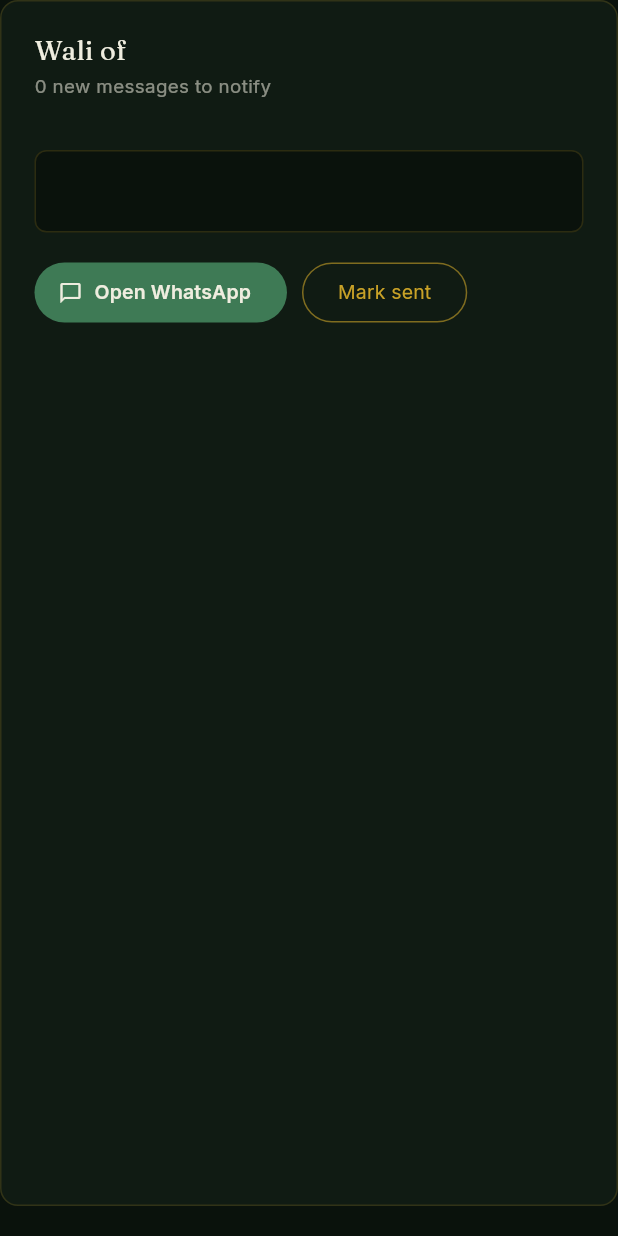
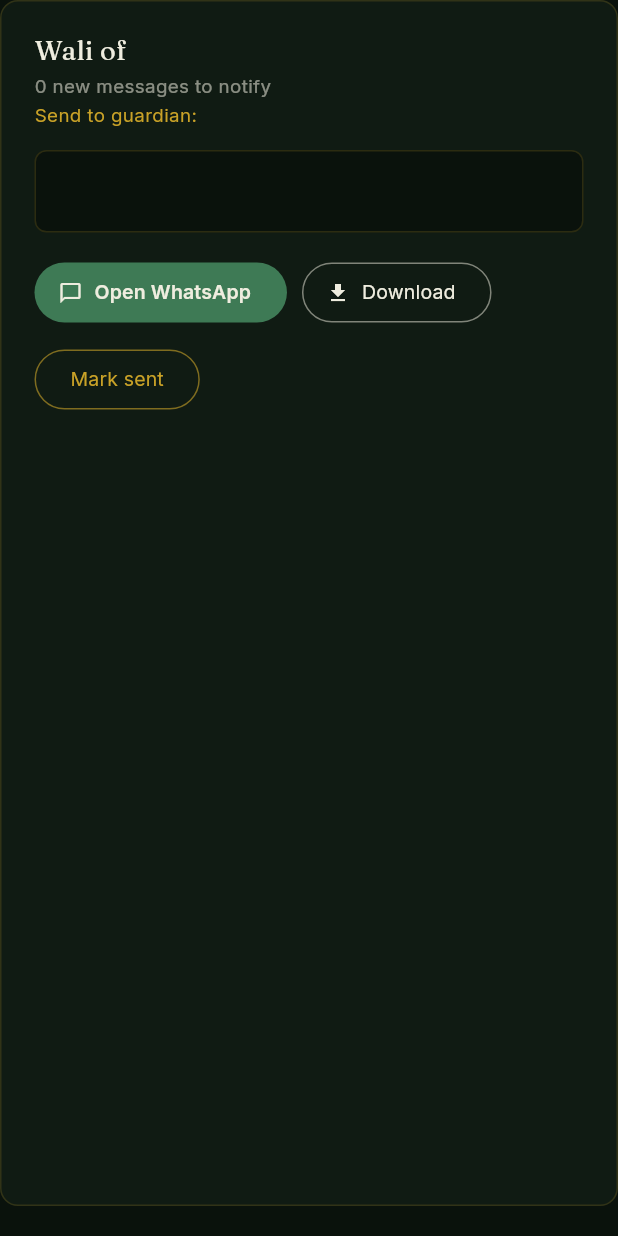
Before and after one commit to connecttopathan-ops/ikhlas, a Flutter app: the _DigestCard widget shown alone on an empty page, opened directly with empty values, on a phone screen of 412 x 824 dp. Run offline on Flutter 3.47's test engine with Material 3 defaults, Android fonts, the phone set to English and light mode, and no system bars; our stand-ins replace cached_network_image, camera, cloud_firestore, cloud_functions, device_info_plus, firebase_auth and 12 more; missing offline and left inert: dart:html; accounts and stored records are empty; statements that could not run were skipped.

Commit message:
Wali digest outbox: fixed send-from number + downloadable transcript
- +971522771875 recorded as the single WhatsApp account all digests are sent
  from (WALI_DIGEST_SENDER); shown on each outbox card as a reminder. The
  wa.me link still targets each guardian's own number.
- Admin card adds a Download button — saves the digest as a .txt to attach in
  WhatsApp by hand (a wa.me link can't carry a file attachment, only text).
- Mark sent unchanged.

Co-Authored-By: Claude Opus 4.8 <noreply@anthropic.com>
Claude-Session: https://claude.ai/code/session_01TyFXhxbzhWDD7DPpLMVPRe

```diff
--- a/admin/lib/wali_digests.dart
+++ b/admin/lib/wali_digests.dart
@@ -1,3 +1,6 @@
+import 'dart:convert';
+import 'dart:html' as html; // admin is a web-only app
+
 import 'package:cloud_firestore/cloud_firestore.dart';
 import 'package:cloud_functions/cloud_functions.dart';
 import 'package:flutter/material.dart';
@@ -67,6 +70,25 @@ class _DigestCardState extends State<_DigestCard> {
     if (!ok) _snack('Could not open WhatsApp.');
   }
 
+  /// Downloads the digest as a .txt file so it can be attached in WhatsApp.
+  void _download() {
+    final d = widget.doc.data();
+    final text = (d['waMessage'] ?? d['transcript'] ?? '').toString();
+    if (text.isEmpty) {
+      _snack('Nothing to download.');
+      return;
+    }
+    final name = (d['waliName'] ?? 'guardian')
+        .toString()
+        .replaceAll(RegExp(r'[^A-Za-z0-9]+'), '-');
+    final bytes = utf8.encode(text);
+    final url = html.Url.createObjectUrlFromBlob(html.Blob([bytes], 'text/plain'));
+    html.AnchorElement(href: url)
+      ..setAttribute('download', 'wali-digest-$name.txt')
+      ..click();
+    html.Url.revokeObjectUrl(url);
+  }
+
   Future<void> _markSent() async {
     setState(() => _busy = true);
     try {
@@ -110,8 +132,11 @@ class _DigestCardState extends State<_DigestCard> {
         const SizedBox(height: 4),
         Text('$count new message${count == 1 ? '' : 's'} to notify',
             style: T.inter(12.5, color: T.muted)),
-        Text(d['waliPhone']?.toString() ?? 'No phone on file',
+        Text('Send to guardian: ${d['waliPhone']?.toString() ?? 'no phone on file'}',
             style: T.inter(12.5, color: T.gold)),
+        if ((d['sendFrom'] ?? '').toString().isNotEmpty)
+          Text('From WhatsApp: ${d['sendFrom']}',
+              style: T.inter(12.5, color: T.muted)),
         const SizedBox(height: 14),
         // The exact message that will be sent — full transcript included.
         Container(
@@ -145,6 +170,13 @@ class _DigestCardState extends State<_DigestCard> {
               label: Text('Open WhatsApp',
                   style: T.inter(13, weight: FontWeight.w600)),
             ),
+            OutlinedButton.icon(
+              onPressed: _download,
+              style: OutlinedButton.styleFrom(
+                  side: BorderSide(color: T.muted.withOpacity(.5))),
+              icon: Icon(Icons.download, size: 16, color: T.ivory),
+              label: Text('Download', style: T.inter(13, color: T.ivory)),
+            ),
             OutlinedButton(
               onPressed: _markSent,
               style: OutlinedButton.styleFrom(
```
Also changed, not shown: 2 other files.
